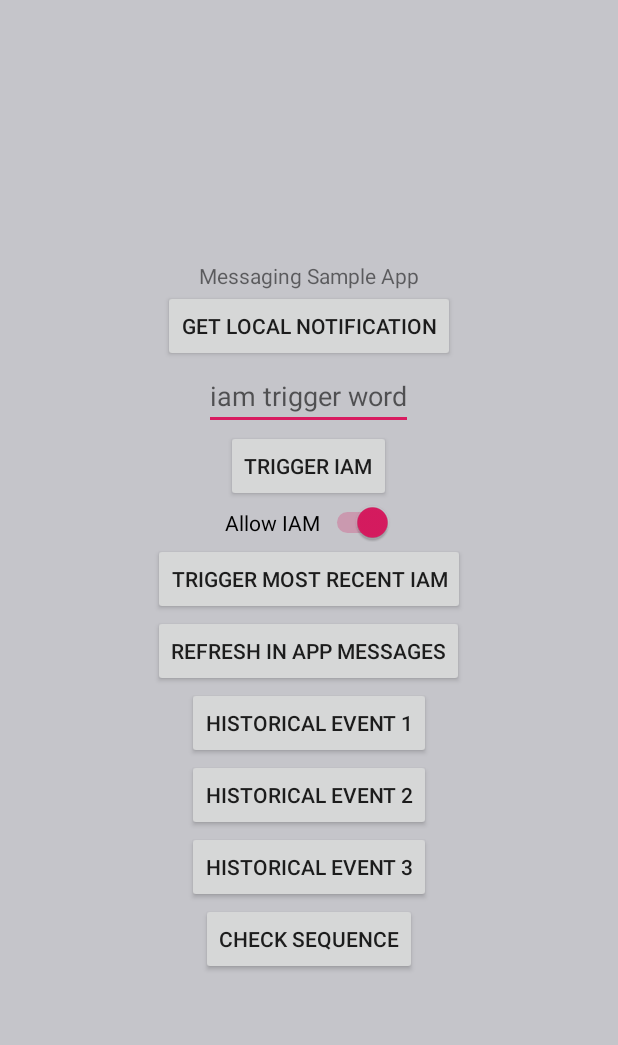
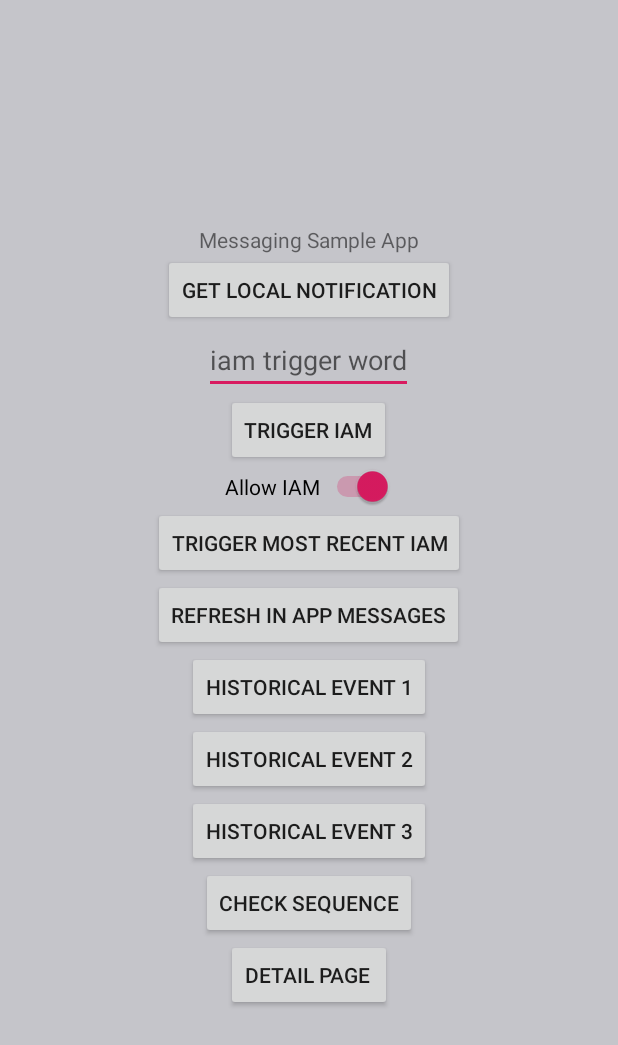
Before and after one commit to adobe/aepsdk-messaging-android, an Android app: the screen it shows after launch (MainActivity), on a phone screen of 412 x 824 dp. Shown: the top 1045 px of the screen. Run offline under Robolectric (Android 15) with nearby library versions, the phone set to English and light mode, and no system bars; 9 statements that could not run were skipped.

Commit message:
Adding detail activity in sample app for testing deeplinks

```diff
--- a/code/app/src/main/java/com/adobe/marketing/mobile/messagingsample/MainActivity.kt
+++ b/code/app/src/main/java/com/adobe/marketing/mobile/messagingsample/MainActivity.kt
@@ -20,6 +20,7 @@ import android.content.Context
 import android.content.DialogInterface
 import android.content.Intent
 import android.content.pm.PackageManager
+import android.net.Uri
 import android.os.Build
 import android.os.Bundle
 import android.os.SystemClock
@@ -35,9 +36,11 @@ import androidx.core.content.ContextCompat
 import com.adobe.marketing.mobile.*
 import com.adobe.marketing.mobile.services.MessagingDelegate
 import com.adobe.marketing.mobile.services.ui.FullscreenMessage
+import com.adobe.marketing.mobile.services.ui.UIService
 import com.adobe.marketing.mobile.util.StringUtils
 import kotlinx.android.synthetic.main.activity_main.*
 import org.json.JSONObject
+
 
 class MainActivity : ComponentActivity() {
     private val customMessagingDelegate = CustomDelegate()
@@ -304,6 +307,12 @@ class MainActivity : ComponentActivity() {
                                 it.build()
                             }
             MobileCore.dispatchEvent(triggerEvent2, null)
+        }
+
+        btn_detailpage.setOnClickListener {
+            val intent = Intent(Intent.ACTION_VIEW)
+            intent.setData(Uri.parse("demo://messagingdemoapp/details"));
+            startActivity(intent)
         }
 
         btnHistoricalEvent3.setOnClickListener {
--- a/code/app/src/main/res/layout/activity_main.xml
+++ b/code/app/src/main/res/layout/activity_main.xml
@@ -74,4 +74,10 @@
         android:layout_height="wrap_content"
         android:text="Check sequence" />
 
+    <Button
+        android:id="@+id/btn_detailpage"
+        android:layout_width="wrap_content"
+        android:layout_height="wrap_content"
+        android:text="Detail Page " />
+
 </androidx.appcompat.widget.LinearLayoutCompat>
```
Also changed, not shown: code/app/src/main/AndroidManifest.xml (+15 -12 lines), code/app/src/main/java/com/adobe/marketing/mobile/messagingsample/DetailsActivity.kt (added, +12 -0 lines), code/app/src/main/res/layout/activity_details.xml (added, +21 -0 lines).
